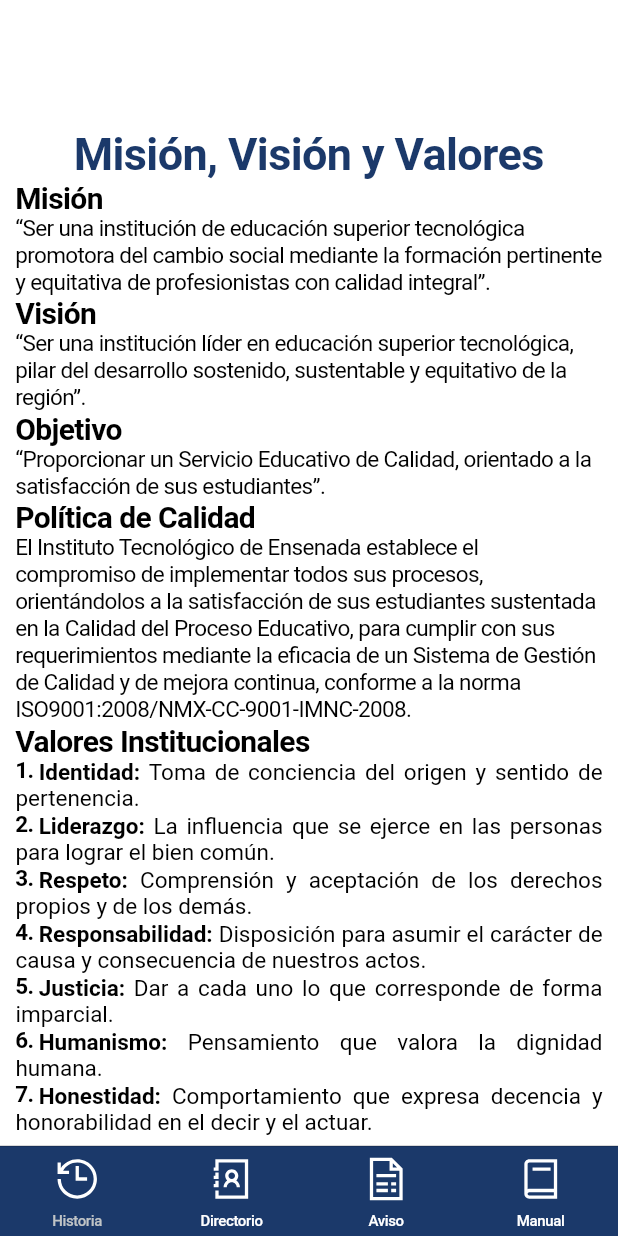
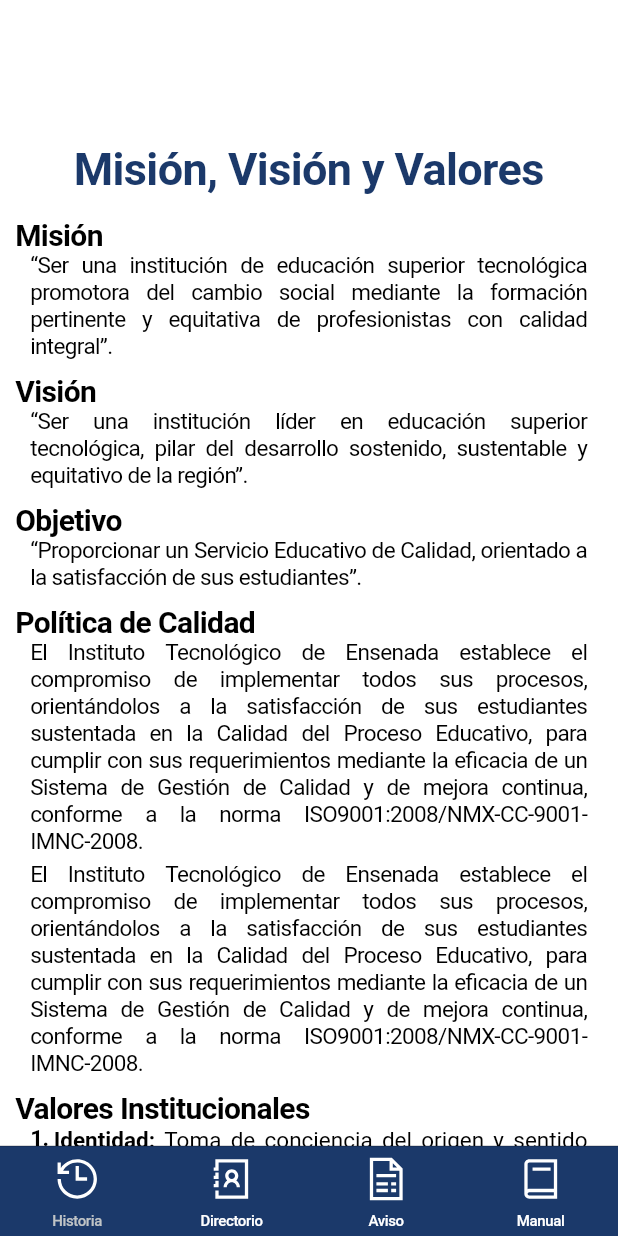
Before and after one commit to itsaizempoaltecatl/app_informativa_ite, a Flutter app: the screen it shows after launch, after a tap on "Antecedentes", after a tap on "Misión, Visión y Valores", on a phone screen of 412 x 824 dp. Run offline on Flutter 3.47's test engine with Material 2 defaults, Android fonts, the phone set to English and light mode, and no system bars; our stand-ins replace line_icons; missing offline and left inert: syncfusion_flutter_pdfviewer; network calls fail.

Commit message:
mision vision valores done

```diff
--- a/lib/historia/sub_historia/mision_vision_valores.dart
+++ b/lib/historia/sub_historia/mision_vision_valores.dart
@@ -40,16 +40,28 @@ class MisionVisionValues extends StatelessWidget {
               ),
               p.subtitle('Misión'),
               p.paragraph(
-                  '“Ser una institución de educación superior tecnológica promotora del cambio social mediante la formación pertinente y equitativa de profesionistas con calidad integral”.'),
+                '“Ser una institución de educación superior tecnológica promotora del cambio social mediante la formación pertinente y equitativa de profesionistas con calidad integral”.',
+                textAlign: TextAlign.justify,
+              ),
               p.subtitle('Visión'),
               p.paragraph(
-                  '“Ser una institución líder en educación superior tecnológica, pilar del desarrollo sostenido, sustentable y equitativo de la región”.'),
+                '“Ser una institución líder en educación superior tecnológica, pilar del desarrollo sostenido, sustentable y equitativo de la región”.',
+                textAlign: TextAlign.justify,
+              ),
               p.subtitle('Objetivo'),
               p.paragraph(
-                  '“Proporcionar un Servicio Educativo de Calidad, orientado a la satisfacción de sus estudiantes”.'),
+                '“Proporcionar un Servicio Educativo de Calidad, orientado a la satisfacción de sus estudiantes”.',
+                textAlign: TextAlign.justify,
+              ),
               p.subtitle('Política de Calidad'),
               p.paragraph(
-                  'El Instituto Tecnológico de Ensenada establece el compromiso de implementar todos sus procesos, orientándolos a la satisfacción de sus estudiantes sustentada en la Calidad del Proceso Educativo, para cumplir con sus requerimientos mediante la eficacia de un Sistema de Gestión de Calidad y de mejora continua, conforme a la norma ISO9001:2008/NMX-CC-9001-IMNC-2008.'),
+                'El Instituto Tecnológico de Ensenada establece el compromiso de implementar todos sus procesos, orientándolos a la satisfacción de sus estudiantes sustentada en la Calidad del Proceso Educativo, para cumplir con sus requerimientos mediante la eficacia de un Sistema de Gestión de Calidad y de mejora continua, conforme a la norma ISO9001:2008/NMX-CC-9001-IMNC-2008.',
+                textAlign: TextAlign.justify,
+              ),
+              p.paragraph(
+                'El Instituto Tecnológico de Ensenada establece el compromiso de implementar todos sus procesos, orientándolos a la satisfacción de sus estudiantes sustentada en la Calidad del Proceso Educativo, para cumplir con sus requerimientos mediante la eficacia de un Sistema de Gestión de Calidad y de mejora continua, conforme a la norma ISO9001:2008/NMX-CC-9001-IMNC-2008.',
+                textAlign: TextAlign.justify,
+              ),
               p.subtitle('Valores Institucionales'),
               p.listItemDescription(
                 number: 1,
--- a/lib/widgets/paragraphs.dart
+++ b/lib/widgets/paragraphs.dart
@@ -10,21 +10,16 @@ class Paragraphs {
     return Psubtitle(subtitle: subtitle);
   }
 
-  Widget paragraph(String? text) {
-    return Pparagraph(paragraph: text);
+  Widget paragraph(String? text, {TextAlign? textAlign}) {
+    return Pparagraph(paragraph: text, textAlign: textAlign);
   }
 
-  Widget listItemDescription({
-    Icon? icon,
-    int? number,
-    String? itemName,
-    String? itemDescription,
-  }) {
+  Widget listItemDescription(
+      {Icon? icon, int? number, String? itemName, String? itemDescription}) {
     return PlistItemDescription(
-      icon: icon,
-      number: number,
-      itemName: itemName,
-      itemDescription: itemDescription,
-    );
+        icon: icon,
+        number: number,
+        itemName: itemName,
+        itemDescription: itemDescription);
   }
 }
--- a/lib/widgets/paragraphs/plist_item_description.dart
+++ b/lib/widgets/paragraphs/plist_item_description.dart
@@ -17,7 +17,9 @@ class PlistItemDescription extends StatelessWidget {
 
   @override
   Widget build(BuildContext context) {
-    return RichText(
+    return Container(
+      margin: const EdgeInsets.fromLTRB(10, 0, 10, 3),
+      child: RichText(
         textAlign: TextAlign.justify,
         text: TextSpan(
           style: const TextStyle(
@@ -60,6 +62,7 @@ class PlistItemDescription extends StatelessWidget {
             ),
           ],
         ),
+      ),
     );
   }
 }
--- a/lib/widgets/paragraphs/pparagraph.dart
+++ b/lib/widgets/paragraphs/pparagraph.dart
@@ -2,16 +2,19 @@ import 'package:flutter/material.dart';
 
 class Pparagraph extends StatelessWidget {
   final String? paragraph;
-  const Pparagraph({
-    Key? key,
-    this.paragraph,
-  }) : super(key: key);
+  final TextAlign? textAlign;
+  const Pparagraph({Key? key, this.paragraph, this.textAlign})
+      : super(key: key);
 
   @override
   Widget build(BuildContext context) {
-    return Text(
-      paragraph ?? "",
-      style: const TextStyle(fontSize: 15),
+    return Container(
+      margin: const EdgeInsets.fromLTRB(10, 0, 10, 4),
+      child: Text(
+        paragraph ?? "",
+        textAlign: textAlign,
+        style: const TextStyle(fontSize: 15),
+      ),
     );
   }
 }
--- a/lib/widgets/paragraphs/psubtitle.dart
+++ b/lib/widgets/paragraphs/psubtitle.dart
@@ -13,12 +13,7 @@ class Psubtitle extends StatelessWidget {
     // double heightSpace = queryData.size.height / 10;
     // double widthSpace = queryData.size.width / 20;
     return Container(
-      // margin: EdgeInsets.fromLTRB(
-      //   0,
-      //   heightSpace * 2 / 3,
-      //   0,
-      //   heightSpace * 1 / 3,
-      // ),
+      margin: const EdgeInsets.fromLTRB(0, 5, 0, 0),
       child: Text(
         subtitle ?? "",
         style: const TextStyle(
--- a/lib/widgets/paragraphs/ptitle.dart
+++ b/lib/widgets/paragraphs/ptitle.dart
@@ -14,12 +14,7 @@ class Ptitle extends StatelessWidget {
     // double heightSpace = queryData.size.height / 10;
     // double widthSpace = queryData.size.width / 20;
     return Container(
-      // margin: const EdgeInsets.fromLTRB(
-      //   0,
-      //   10,
-      //   0,
-      //   5,
-      // ),
+      margin: const EdgeInsets.fromLTRB(0, 10, 0, 10),
       child: Text(
         title ?? "",
         style: TextStyle(
```
Also changed, not shown: lib/historia/sub_historia/lema_logo_mascota.dart (+87 -2 lines). Lines whose indentation alone changed are shown as unchanged.
